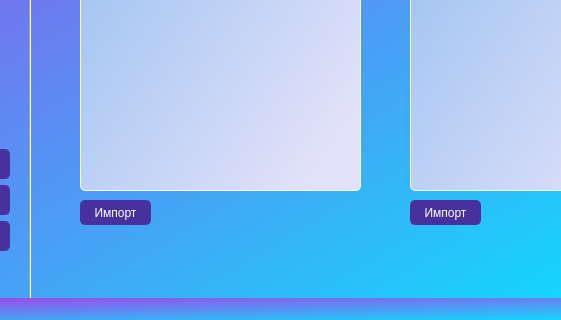
The window that client/include/gui/mainwindow.ui (cpp-park-vk-education/2023_1_Holi) describes before a commit, drawn with Qt 5; both pictures show x 160 to 721 and y 280 to 600 of the 952 by 600 pixel window.
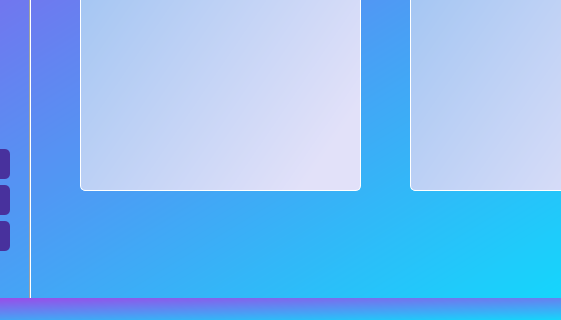
The same window after the commit. Icons and pictures are not drawn.

The edit to the form file:
```diff
--- a/client/include/gui/mainwindow.ui
+++ b/client/include/gui/mainwindow.ui
@@ -76,38 +76,6 @@
        </property>
       </item>
      </widget>
-     <widget class="QPushButton" name="YouTube_main_import_items">
-      <property name="geometry">
-       <rect>
-        <x>380</x>
-        <y>460</y>
-        <width>71</width>
-        <height>25</height>
-       </rect>
-      </property>
-      <property name="contextMenuPolicy">
-       <enum>Qt::NoContextMenu</enum>
-      </property>
-      <property name="styleSheet">
-       <string notr="true">QPushButton {
-	background-color: rgb(72, 49, 157);
-	border-radius: 5px;
-	color: rgb(255, 255, 255);
-
-}
-
-QPushButton:hover {
-	background-color: rgba(102, 64, 191, 169);
-	border-radius: 5px;
-	color: rgb(255, 255, 255);
-	
-}
-</string>
-      </property>
-      <property name="text">
-       <string>Импорт</string>
-      </property>
-     </widget>
      <widget class="QComboBox" name="VK_main_playists">
       <property name="geometry">
        <rect>
@@ -224,38 +192,6 @@
        <bool>false</bool>
       </property>
      </widget>
-     <widget class="QPushButton" name="VK_main_import_items">
-      <property name="geometry">
-       <rect>
-        <x>50</x>
-        <y>460</y>
-        <width>71</width>
-        <height>25</height>
-       </rect>
-      </property>
-      <property name="contextMenuPolicy">
-       <enum>Qt::NoContextMenu</enum>
-      </property>
-      <property name="styleSheet">
-       <string notr="true">QPushButton {
-	background-color: rgb(72, 49, 157);
-	border-radius: 5px;
-	color: rgb(255, 255, 255);
-
-}
-
-QPushButton:hover {
-	background-color: rgba(102, 64, 191, 169);
-	border-radius: 5px;
-	color: rgb(255, 255, 255);
-	
-}
-</string>
-      </property>
-      <property name="text">
-       <string>Импорт</string>
-      </property>
-     </widget>
      <widget class="QListWidget" name="VK_main_list_item">
       <property name="geometry">
        <rect>
```
